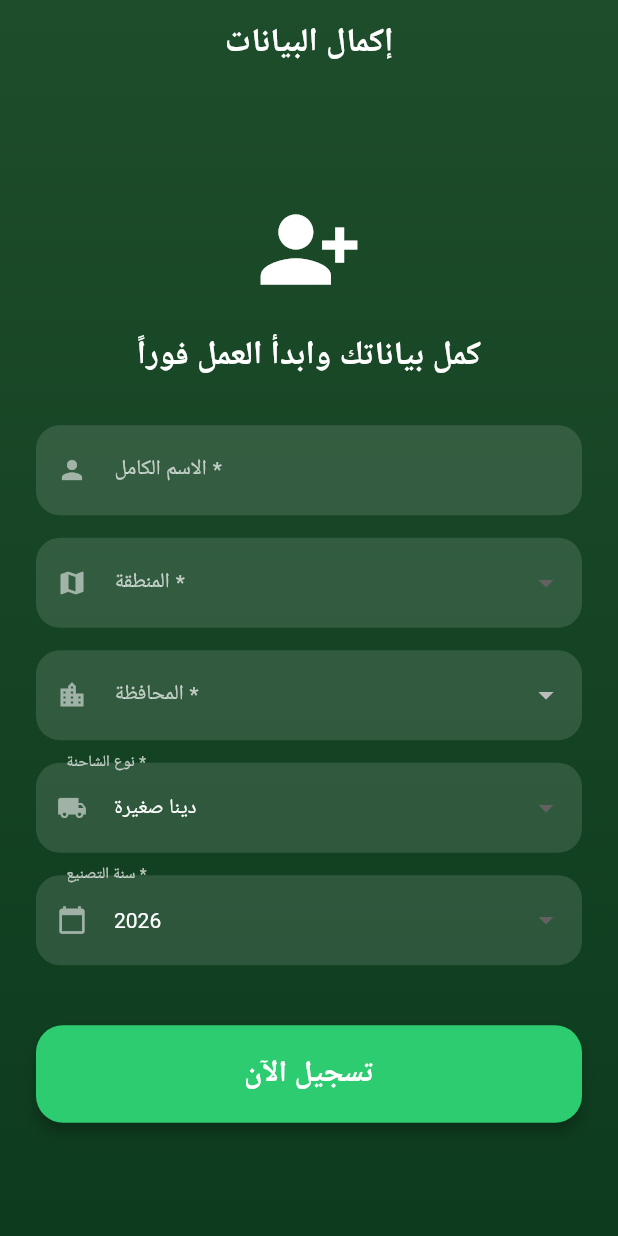
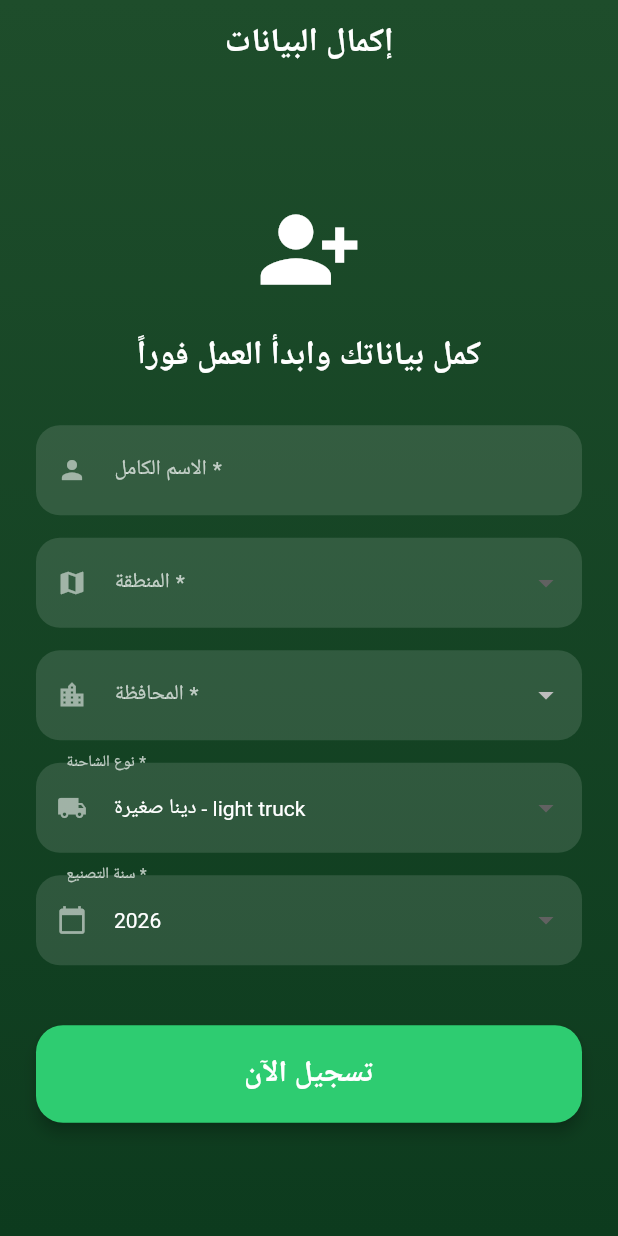
Before and after one commit to djelloulbechki/revwa-ksa-trucks, a Flutter app: the DriverInfoPage screen opened directly with empty values, on a phone screen of 412 x 824 dp. Run offline on Flutter 3.47's test engine with Material 3 defaults, Android fonts, the phone set to English and light mode, and no system bars; our stand-ins replace geocoding, geolocator, google_maps_flutter, shared_preferences, supabase_flutter; missing offline and left inert: google_place; accounts and stored records are empty; network calls fail.

Commit message:
Initial commit - نسخة كاملة شغالة

```diff
--- a/lib/constants/regions.dart
+++ b/lib/constants/regions.dart
@@ -1,17 +1,105 @@
 // lib/constants/regions.dart
 
 const Map<String, List<String>> saudiRegions = {
-  'الرياض': ['الرياض', 'الخرج', 'الدوادمي', 'المزاحمية', 'القويعية', 'الدرعية', 'الزلفي', 'شقراء', 'حوطة بني تميم'],
-  'مكة المكرمة': ['جدة', 'مكة', 'الطائف', 'القنفذة', 'الليث', 'رابغ', 'الجموم', 'خليص'],
-  'المدينة المنورة': ['المدينة المنورة', 'ينبع', 'العلا', 'بدر', 'خيبر', 'الحناكية'],
-  'الشرقية': ['الدمام', 'الأحساء', 'الخبر', 'الجبيل', 'القطيف', 'حفر الباطن', 'رأس تنورة', 'الخفجي'],
-  'عسير': ['أبها', 'خميس مشيط', 'بيشة', 'النماص', 'محايل عسير', 'تنومة'],
-  'تبوك': ['تبوك', 'ضباء', 'تيماء', 'الوجه', 'حقل'],
-  'حائل': ['حائل', 'بقعاء'],
-  'الحدود الشمالية': ['عرعر', 'رفحاء', 'طريف'],
-  'جازان': ['جازان', 'صبيا', 'صامطة', 'أبو عريش'],
-  'نجران': ['نجران', 'شرورة'],
-  'الباحة': ['الباحة', 'بلجرشي', 'المندق'],
-  'الجوف': ['سكاكا', 'دومة الجندل', 'القريات'],
-  'القصيم': ['بريدة', 'عنيزة', 'الرس', 'البكيرية'],
+  'Riyadh Region - منطقة الرياض': [
+    'Riyadh - الرياض',
+    'Al Kharj - الخرج',
+    'Ad Dawadimi - الدوادمي',
+    'Al Muzahimiyah - المزاحمية',
+    'Al Quwaiiyah - القويعية',
+    'Diriyah - الدرعية',
+    'Al Zulfi - الزلفي',
+    'Shaqra - شقراء',
+    'Hotat Bani Tamim - حوطة بني تميم',
+  ],
+
+  'Makkah Region - منطقة مكة المكرمة': [
+    'Jeddah - جدة',
+    'Makkah - مكة',
+    'Taif - الطائف',
+    'Al Qunfudhah - القنفذة',
+    'Al Lith - الليث',
+    'Rabigh - رابغ',
+    'Al Jumum - الجموم',
+    'Khulais - خليص',
+  ],
+
+  'Madinah Region - منطقة المدينة المنورة': [
+    'Madinah - المدينة المنورة',
+    'Yanbu - ينبع',
+    'Al Ula - العلا',
+    'Badr - بدر',
+    'Khaybar - خيبر',
+    'Al Henakiyah - الحناكية',
+  ],
+
+  'Eastern Province - المنطقة الشرقية': [
+    'Dammam - الدمام',
+    'Al Ahsa - الأحساء',
+    'Khobar - الخبر',
+    'Jubail - الجبيل',
+    'Qatif - القطيف',
+    'Hafar Al Batin - حفر الباطن',
+    'Ras Tanura - رأس تنورة',
+    'Khafji - الخفجي',
+  ],
+
+  'Asir Region - منطقة عسير': [
+    'Abha - أبها',
+    'Khamis Mushait - خميس مشيط',
+    'Bisha - بيشة',
+    'Al Namas - النماص',
+    'Muhayil Asir - محايل عسير',
+    'Tanumah - تنومة',
+  ],
+
+  'Tabuk Region - منطقة تبوك': [
+    'Tabuk - تبوك',
+    'Duba - ضباء',
+    'Tayma - تيماء',
+    'Al Wajh - الوجه',
+    'Haql - حقل',
+  ],
+
+  'Hail Region - منطقة حائل': [
+    'Hail - حائل',
+    'Baqa - بقعاء',
+  ],
+
+  'Northern Borders - الحدود الشمالية': [
+    'Arar - عرعر',
+    'Rafha - رفحاء',
+    'Turaif - طريف',
+  ],
+
+  'Jazan Region - منطقة جازان': [
+    'Jazan - جازان',
+    'Sabya - صبيا',
+    'Samtah - صامطة',
+    'Abu Arish - أبو عريش',
+  ],
+
+  'Najran Region - منطقة نجران': [
+    'Najran - نجران',
+    'Sharurah - شرورة',
+  ],
+
+  'Al Baha Region - منطقة الباحة': [
+    'Al Baha - الباحة',
+    'Baljurashi - بلجرشي',
+    'Al Mandaq - المندق',
+  ],
+
+  'Al Jawf Region - منطقة الجوف': [
+    'Sakaka - سكاكا',
+    'Dumat Al Jandal - دومة الجندل',
+    'Qurayyat - القريات',
+  ],
+
+  'Qassim Region - منطقة القصيم': [
+    'Buraidah - بريدة',
+    'Unaizah - عنيزة',
+    'Ar Rass - الرس',
+    'Al Bukayriyah - البكيرية',
+  ],
 };
--- a/lib/constants/truck_types.dart
+++ b/lib/constants/truck_types.dart
@@ -1,19 +1,41 @@
 const List<String> truckTypes = [
-  'دينا صغيرة',
-  'دينا متوسطة',
-  'دينا كبيرة',
-  'تريلا فلات',
-  'تريلا سطحة (لوبد)',
-  'تريلا ثلاجة',
-  'تريلا صندوق',
-  'قلاب دينا',
-  'قلاب تريلا',
-  'وايت ماء',
-  'تانكر ديزل',
-  'بلكر أسمنت',
-  'خلاطة',
-  'ونش / كرين',
-  'سطحة سيارات',
-  'نقل سيارات',
-  'أخرى',
+  'دينا صغيرة - light truck',
+  'دينا كبيرة - medium truck',
+  'دينا 10 طن - 10-ton rigid truck',
+  'دينا 24 طن - 24-ton rigid truck',
+  'قلاب دينا - small dump truck',
+  'قلاب 10 طن - 10-ton dump truck',
+  'قلاب 24 طن - 24-ton dump truck',
+  'قلاب تريلا - articulated dump trailer',
+  'تريلا - tractor head + semi-trailer',
+  'تريلا فلات - flatbed semi-trailer',
+  'فلات - flatbed trailer',
+  'فلات 40 قدم - 40ft flatbed trailer',
+  'لوبوي - lowboy/lowbed trailer',
+  'سطحة - lowbed trailer',
+  'سطحة 3 محاور - 3-axle lowbed',
+  'سطحة 4 محاور - 4-axle lowbed',
+  'تريلا صندوق - dry van semi-trailer',
+  'صندوق - box trailer',
+  'ثلاجة - refrigerated trailer (reefer)',
+  'تريلا ثلاجة - reefer semi-trailer',
+  'وايت ماء - water tanker truck',
+  'وايت 6 طن - 6-ton water tanker',
+  'وايت 10 طن - 10-ton water tanker',
+  'وايت 32 طن - 32-ton water tanker trailer',
+  'تانكي ديزل - fuel tanker',
+  'تانكي بنزين - petrol tanker',
+  'بلكر - bulk cement trailer',
+  'بلكر أسمنت - cement bulker',
+  'خلاطة - concrete truck',
+  'خلاطة 9 متر - 9m³ transit mixer',
+  'خلاطة 12 متر - 12m³ transit mixer',
+  'هاف لوري - old medium truck',
+  'لوري - heavy truck',
+  'شاص - toyota pickup',
+  'راس تريلا - tractor unit',
+  'كرين - mobile crane truck',
+  'كرين 10 طن - 10-ton boom truck',
+  'مان ليفت - manlift',
+  'صهريج صرف صحي - vacuum tanker',
 ];
--- a/lib/pages/home_dashboard.dart
+++ b/lib/pages/home_dashboard.dart
@@ -18,6 +18,7 @@ class HomeDashboard extends StatefulWidget {
 class _HomeDashboardState extends State<HomeDashboard> {
   final supabase = Supabase.instance.client;
   Map<String, dynamic>? driver;
+  double balance = 0.0; // ← الرصيد الحالي (مجموع amount)
   String currentCity = 'جاري التحديد...';
   String truckType = 'غير محدد';
   List<Map<String, dynamic>> availableOrders = [];
@@ -43,15 +44,29 @@ class _HomeDashboardState extends State<HomeDashboard> {
   Future<void> _loadDriverData() async {
     setState(() => isLoading = true);
     try {
+      // جلب بيانات السائق
       driver = await supabase
           .from('drivers')
-          .select()
+          .select('id, name, is_available, current_city, latitude, longitude')
           .eq('phone', widget.driverPhone)
           .single();
 
       isAvailable = driver!['is_available'] == 'online';
       currentCity = driver!['current_city'] ?? 'غير محدد';
 
+      // ← الجزء الجديد: حساب الرصيد من جدول wallet_transactions
+      final walletRes = await supabase
+          .from('wallet_transactions')
+          .select('amount')
+          .eq('driver_id', driver!['id']);
+
+      double calculatedBalance = 0.0;
+      for (var tx in walletRes) {
+        calculatedBalance += (tx['amount'] as num).toDouble();
+      }
+      balance = calculatedBalance;
+
+      // جلب نوع الشاحنة
       final assignment = await supabase
           .from('driver_truck_assignments')
           .select('trucks(truck_type)')
@@ -75,7 +90,8 @@ class _HomeDashboardState extends State<HomeDashboard> {
 
       _startLocationUpdates();
     } catch (e) {
-      _showSnackBar('خطأ في جلب البيانات', Colors.red);
+      _showSnackBar('خطأ في جلب البيانات: $e', Colors.red);
+      debugPrint('Error in _loadDriverData: $e');
     } finally {
       if (mounted) setState(() => isLoading = false);
     }
@@ -99,13 +115,11 @@ class _HomeDashboardState extends State<HomeDashboard> {
         Position position = await Geolocator.getCurrentPosition(desiredAccuracy: LocationAccuracy.low);
         List<Placemark> placemarks = await placemarkFromCoordinates(position.latitude, position.longitude);
         String? city = placemarks.isNotEmpty ? placemarks[0].locality : null;
-
         await supabase.from('drivers').update({
           'latitude': position.latitude,
           'longitude': position.longitude,
           if (city != null) 'current_city': city,
         }).eq('id', driver!['id']);
-
         if (mounted && city != null) setState(() => currentCity = city);
       }
     } catch (e) {
@@ -116,14 +130,12 @@ class _HomeDashboardState extends State<HomeDashboard> {
   Future<void> _loadAvailableOrders({bool refreshOnly = false}) async {
     if (driver == null) return;
     if (!refreshOnly) setState(() => isLoading = true);
-
     try {
       final response = await supabase.rpc('get_driver_orders', params: {
         'p_driver_id': driver!['id'],
         'p_driver_lat': driver!['latitude'] ?? 0.0,
         'p_driver_lng': driver!['longitude'] ?? 0.0,
       });
-
       if (mounted) {
         setState(() {
           availableOrders = List<Map<String, dynamic>>.from(response).map((o) {
@@ -215,7 +227,6 @@ class _HomeDashboardState extends State<HomeDashboard> {
   Future<void> _openMapForOrder(Map<String, dynamic> order) async {
     final String fromLocation = order['from_location'] ?? 'مكة';
     final Uri googleMapsUrl;
-
     if (order['from_lat'] != null && order['from_lng'] != null) {
       final double lat = (order['from_lat'] as num).toDouble();
       final double lng = (order['from_lng'] as num).toDouble();
@@ -223,7 +234,6 @@ class _HomeDashboardState extends State<HomeDashboard> {
     } else {
       googleMapsUrl = Uri.parse('https://www.google.com/maps/search/?api=1&query=${Uri.encodeComponent(fromLocation)}');
     }
-
     if (await canLaunchUrl(googleMapsUrl)) {
       await launchUrl(googleMapsUrl, mode: LaunchMode.externalApplication);
     } else {
@@ -231,11 +241,9 @@ class _HomeDashboardState extends State<HomeDashboard> {
     }
   }
 
-  /// دالة تسجيل الخروج
   Future<void> _signOut() async {
     final prefs = await SharedPreferences.getInstance();
-    await prefs.clear(); // أو prefs.remove('isLoggedIn'); prefs.remove('userType'); prefs.remove('userPhone');
-
+    await prefs.clear();
     if (mounted) {
       Navigator.pushReplacementNamed(context, '/userType');
       _showSnackBar('تم تسجيل الخروج بنجاح', Colors.orange);
@@ -299,7 +307,10 @@ class _HomeDashboardState extends State<HomeDashboard> {
   Widget _buildHeader(bool isTablet, double padding) {
     return Padding(
       padding: EdgeInsets.all(padding),
-      child: Row(
+      child: Column(
+        crossAxisAlignment: CrossAxisAlignment.start,
+        children: [
+          Row(
             mainAxisAlignment: MainAxisAlignment.spaceBetween,
             children: [
               Expanded(
@@ -329,6 +340,62 @@ class _HomeDashboardState extends State<HomeDashboard> {
                 ),
               ),
               _buildStatusSwitch(),
+            ],
+          ),
+
+          // كارت الرصيد البارز والجديد
+          const SizedBox(height: 16),
+          Container(
+            width: double.infinity,
+            padding: const EdgeInsets.symmetric(horizontal: 16, vertical: 14),
+            decoration: BoxDecoration(
+              gradient: const LinearGradient(
+                colors: [Colors.greenAccent, Colors.teal],
+                begin: Alignment.topLeft,
+                end: Alignment.bottomRight,
+              ),
+              borderRadius: BorderRadius.circular(20),
+              boxShadow: [
+                BoxShadow(
+                  color: Colors.teal.withOpacity(0.5),
+                  blurRadius: 12,
+                  spreadRadius: 2,
+                  offset: const Offset(0, 4),
+                ),
+              ],
+            ),
+            child: Row(
+              mainAxisAlignment: MainAxisAlignment.spaceBetween,
+              children: [
+                Column(
+                  crossAxisAlignment: CrossAxisAlignment.start,
+                  children: [
+                    const Text(
+                      'رصيد محفظتك',
+                      style: TextStyle(
+                        color: Colors.purpleAccent,
+                        fontSize: 16,
+                        fontWeight: FontWeight.w600,
+                      ),
+                    ),
+                    Text(
+                      '${balance.toStringAsFixed(2)} ريال',
+                      style: const TextStyle(
+                        color: Colors.purpleAccent,
+                        fontSize: 28,
+                        fontWeight: FontWeight.w900,
+                      ),
+                    ),
+                  ],
+                ),
+                const Icon(
+                  Icons.account_balance_wallet_rounded,
+                  color: Colors.white,
+                  size: 40,
+                ),
+              ],
+            ),
+          ),
         ],
       ),
     );
@@ -368,14 +435,12 @@ class _HomeDashboardState extends State<HomeDashboard> {
     if (availableOrders.isEmpty) {
       return const Center(child: Text('لا توجد طلبات حالياً', style: TextStyle(color: Colors.white54)));
     }
-
     return ListView.builder(
       padding: EdgeInsets.symmetric(horizontal: padding),
       itemCount: availableOrders.length,
       itemBuilder: (context, index) {
         final order = availableOrders[index];
         final bool hasOffered = order['has_driver_offer'] == true;
-
         return InkWell(
           onTap: () => _openMapForOrder(order),
           borderRadius: BorderRadius.circular(15),
```
Lines whose indentation alone changed are shown as unchanged.
